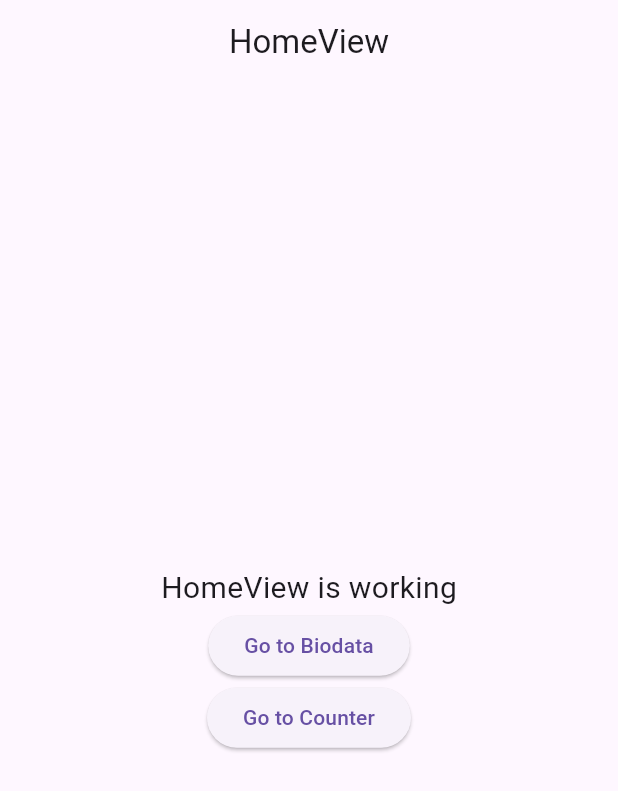
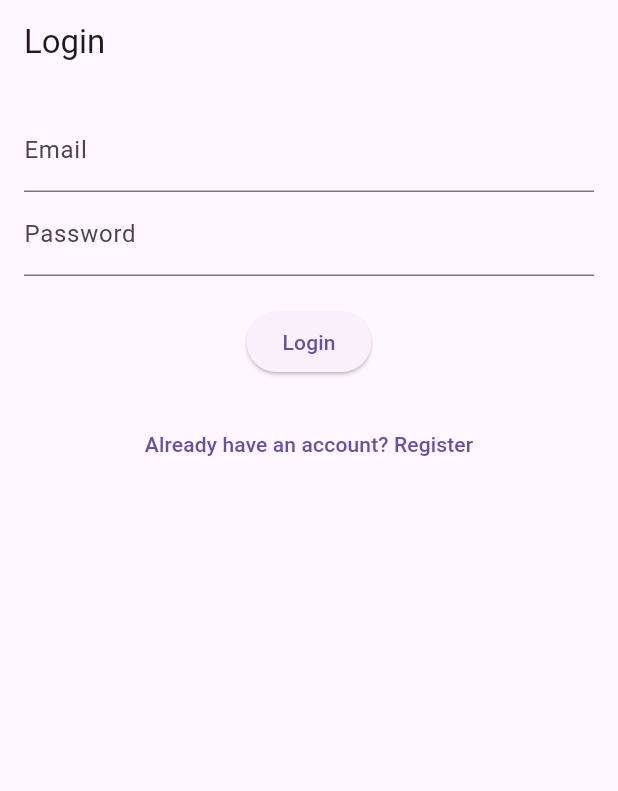
Before and after one commit to arsitaputridevita/A, a Flutter app: the screen it shows after launch, on a phone screen of 412 x 824 dp. Shown: the top 791 px of the screen. Run offline on Flutter 3.47's test engine with Material 3 defaults, Android fonts, the phone set to English and light mode, and no system bars; our stand-ins replace get, get_storage.

```diff
--- /dev/null
+++ b/lib/app/middlewares/auth_middleware.dart
@@ -0,0 +1,17 @@
+import 'package:flutter/material.dart';
+import 'package:get/get.dart';
+// Suggested code may be subject to a license. Learn more: ~LicenseLog:3319209874.
+import 'package:get_storage/get_storage.dart';
+
+class AuthMiddleware extends GetMiddleware {
+  final box = GetStorage();
+
+  @override
+  RouteSettings? redirect(String? route) {
+    final token = box.read('access_token');
+    if (token == null && route != '/login' && route != '/register') {
+      return const RouteSettings(name: '/login');
+    }
+    return null;
+  }
+}
--- a/lib/app/modules/biodata/views/biodata_view.dart
+++ b/lib/app/modules/biodata/views/biodata_view.dart
@@ -7,6 +7,7 @@ class BiodataView extends GetView<BiodataController> {
 
   @override
   Widget build(BuildContext context) {
+    final BiodataController controller = Get.put(BiodataController());
     return Scaffold(
       appBar: AppBar(
         title: const Text('Formulir Biodata'),
--- /dev/null
+++ b/lib/app/modules/login/controllers/login_controller.dart
@@ -0,0 +1,44 @@
+import 'package:flutter/material.dart';
+import 'package:get/get.dart';
+import 'package:get_storage/get_storage.dart';
+import 'package:http/http.dart' as http;
+import 'dart:convert';
+
+import '../../../utils/api.dart';
+
+class LoginController extends GetxController {
+  final box = GetStorage();
+  final TextEditingController emailController = TextEditingController();
+  final TextEditingController passwordController = TextEditingController();
+  var isLoading = false.obs;
+
+  Future<void> login() async {
+    isLoading(true);
+    final url = Uri.parse('${BaseUrl.api}/login');
+    final response = await http.post(
+      url,
+      body: {
+        'email': emailController.text,
+        'password': passwordController.text,
+      },
+    );
+    if (response.statusCode == 200) {
+      final data = json.decode(response.body);
+      final token = data['access_token'];
+
+      box.write('access_token', token);
+      Get.offAllNamed('/button-menu');
+    } else {
+      Get.snackbar('Error', 'Login failed. Please check your credentials.',
+          snackPosition: SnackPosition.BOTTOM);
+    }
+    isLoading(false);
+  }
+
+  @override
+  void dispose() {
+    emailController.dispose();
+    passwordController.dispose();
+    super.dispose();
+  }
+  }
--- /dev/null
+++ b/lib/app/modules/login/views/login_view.dart
@@ -0,0 +1,44 @@
+import 'package:flutter/material.dart';
+
+import 'package:get/get.dart';
+
+import '../controllers/login_controller.dart';
+
+class LoginView extends GetView<LoginController> {
+  @override
+  Widget build(BuildContext context) {
+    return Scaffold(
+        appBar: AppBar(title: Text('Login')),
+        body: Padding(
+          padding: const EdgeInsets.all(16.0),
+          child: Column(
+            children: [
+              TextField(
+                controller: controller.emailController,
+                decoration: InputDecoration(labelText: 'Email'),
+              ),
+              TextField(
+                controller: controller.passwordController,
+                decoration: InputDecoration(labelText: 'Password'),
+                obscureText: true,
+              ),
+              SizedBox(height: 20),
+              Obx(() => controller.isLoading.value
+                  ? CircularProgressIndicator()
+                  : ElevatedButton(
+                      onPressed: controller.login,
+                      child: Text('Login'),
+                    )),
+              SizedBox(height: 20),
+              TextButton(
+                onPressed: () {
+                  Get.toNamed('/register');
+                },
+                child: Text('Already have an account? Register'),
+              )
+            ],
+          ),
+        ),
+      );
+  }
+}
--- a/lib/app/routes/app_routes.dart
+++ b/lib/app/routes/app_routes.dart
@@ -6,6 +6,10 @@ abstract class Routes {
   static const HOME = _Paths.HOME;
   static const BIODATA = _Paths.BIODATA;
   static const COUNTER = _Paths.COUNTER;
+  static const REGISTER = _Paths.REGISTER;
+  static const LOGIN = _Paths.LOGIN;
+  static const PROFILE = _Paths.PROFILE;
+  static const BUTTON_MENU = _Paths.BUTTON_MENU;
 }
 
 abstract class _Paths {
@@ -14,4 +18,8 @@ abstract class _Paths {
   static const BIODATA = '/biodata';
   static const COUNTER = '/counter';
   static const OUTPUT = '/output';
+  static const REGISTER = '/register';
+  static const LOGIN = '/login';
+  static const PROFILE = '/profile';
+  static const BUTTON_MENU = '/button-menu';
 }
--- /dev/null
+++ b/lib/app/utils/api.dart
@@ -0,0 +1,3 @@
+class BaseUrl {
+  static String api = "https://movieapi.smkassalaambandung.sch.id/api/";
+}
--- a/pubspec.yaml
+++ b/pubspec.yaml
@@ -10,6 +10,9 @@ dependencies:
   get: 4.6.6
   flutter:
     sdk: flutter
+  get_storage: ^2.1.1
+  http: ^1.2.2
+  convex_bottom_bar: ^3.2.0
 
 dev_dependencies:
   flutter_lints: ^3.0.0
```
Also changed, not shown: lib/app/modules/button_menu/bindings/button_menu_binding.dart (added, +12 -0 lines), lib/app/modules/button_menu/controllers/button_menu_controller.dart (added, +11 -0 lines), lib/app/modules/button_menu/views/button_menu_view.dart (added, +42 -0 lines), lib/app/modules/login/bindings/login_binding.dart (added, +12 -0 lines), lib/app/modules/profile/bindings/profile_binding.dart (added, +12 -0 lines), lib/app/modules/profile/controllers/profile_controller.dart (added, +40 -0 lines), lib/app/modules/profile/views/profile_view.dart (added, +42 -0 lines), lib/app/modules/register/bindings/register_binding.dart (added, +12 -0 lines), lib/app/modules/register/controllers/register_controller.dart (added, +44 -0 lines), lib/app/modules/register/views/register_view.dart (added, +49 -0 lines), lib/app/routes/app_pages.dart (+46 -5 lines), pubspec.lock.
